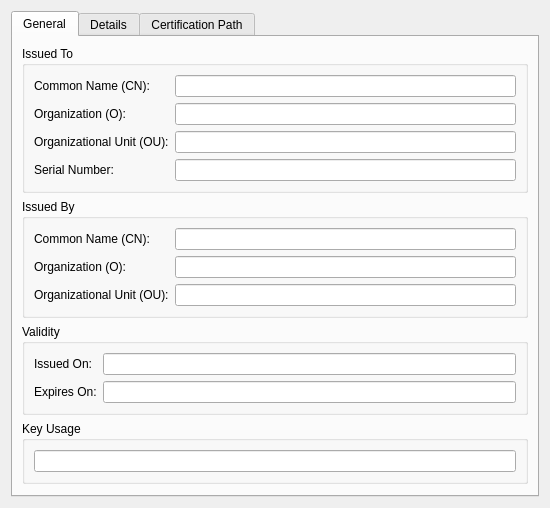
LibreSCRS/LibreCelik, file src/certificate/certificateviewerwidget.ui: the form before one commit.
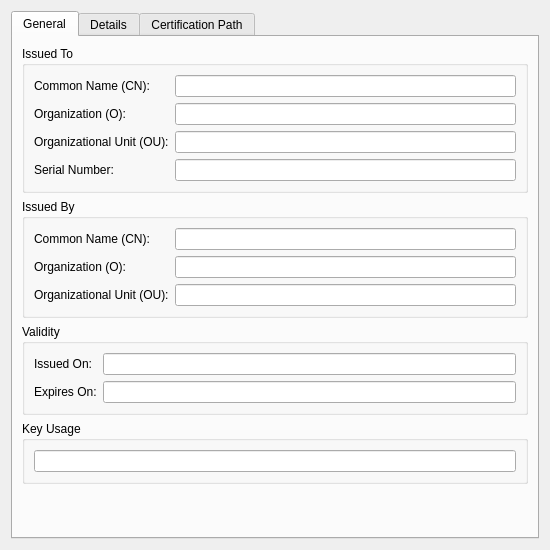
The form after the commit. The open tabs and pages were chosen to show the change.

What changed in the file:
```diff
--- a/src/certificate/certificateviewerwidget.ui
+++ b/src/certificate/certificateviewerwidget.ui
@@ -7,7 +7,7 @@
     <x>0</x>
     <y>0</y>
     <width>550</width>
-    <height>450</height>
+    <height>550</height>
    </rect>
   </property>
   <layout class="QVBoxLayout" name="verticalLayout">
```
Left out of the diff: 74 changed lines with no effect on the pictures.
